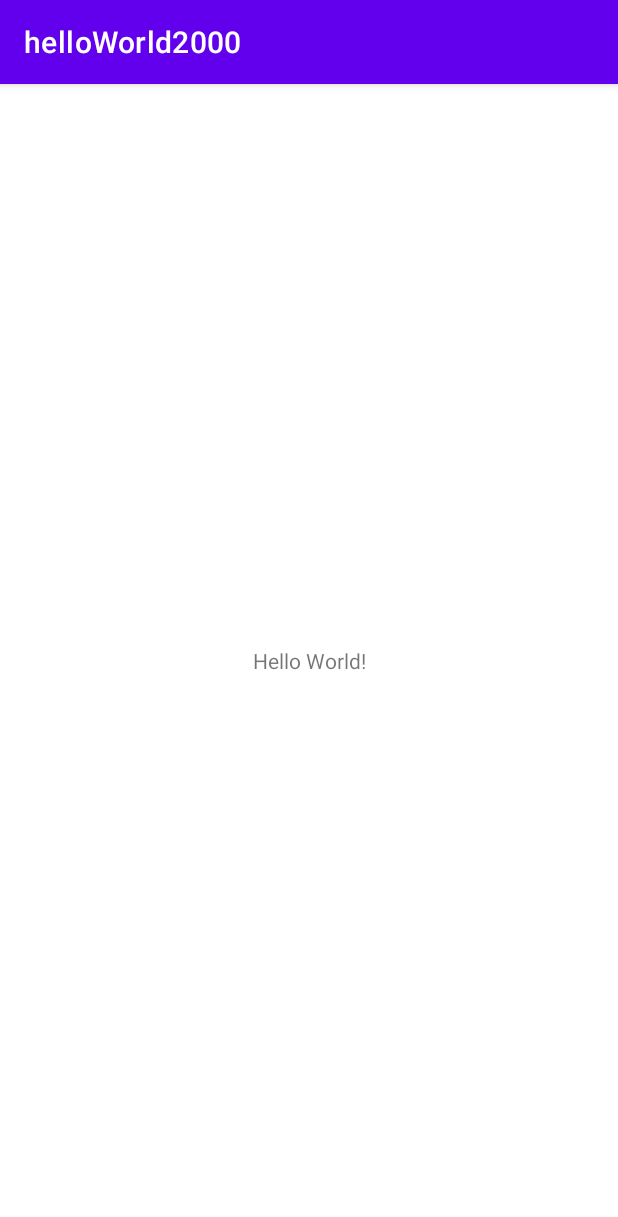
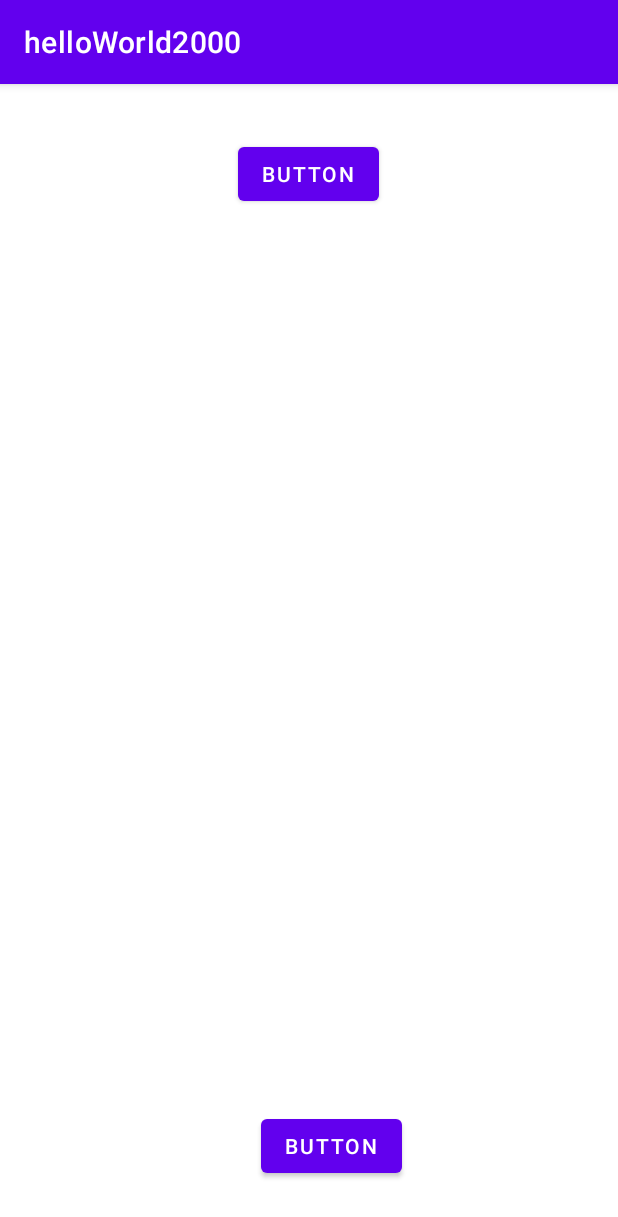
Before and after one commit to nelld28/helloWorld2000, an Android app: the screen it shows after launch (MainActivity), on a phone screen of 412 x 824 dp. Shown: the top 1217 px of the screen. Run offline under Robolectric (Android 15) with nearby library versions, the phone set to English and light mode, and no system bars.

Commit message:
Task 2: Add view element

```diff
--- a/app/src/main/res/layout/activity_main.xml
+++ b/app/src/main/res/layout/activity_main.xml
@@ -6,13 +6,25 @@
     android:layout_height="match_parent"
     tools:context=".MainActivity">
 
-    <TextView
+    <Button
+        android:id="@+id/button2"
         android:layout_width="wrap_content"
         android:layout_height="wrap_content"
-        android:text="Hello World!"
-        app:layout_constraintBottom_toBottomOf="parent"
-        app:layout_constraintLeft_toLeftOf="parent"
-        app:layout_constraintRight_toRightOf="parent"
+        android:layout_marginTop="36dp"
+        android:text="Button"
+        app:layout_constraintEnd_toEndOf="parent"
+        app:layout_constraintHorizontal_bias="0.498"
+        app:layout_constraintStart_toStartOf="parent"
         app:layout_constraintTop_toTopOf="parent" />
 
+    <Button
+        android:id="@+id/button3"
+        android:layout_width="wrap_content"
+        android:layout_height="wrap_content"
+        android:layout_marginBottom="36dp"
+        android:text="Button"
+        app:layout_constraintBottom_toBottomOf="parent"
+        app:layout_constraintEnd_toEndOf="parent"
+        app:layout_constraintHorizontal_bias="0.547"
+        app:layout_constraintStart_toStartOf="parent" />
 </androidx.constraintlayout.widget.ConstraintLayout>
```
Also changed, not shown: 1 other file.
